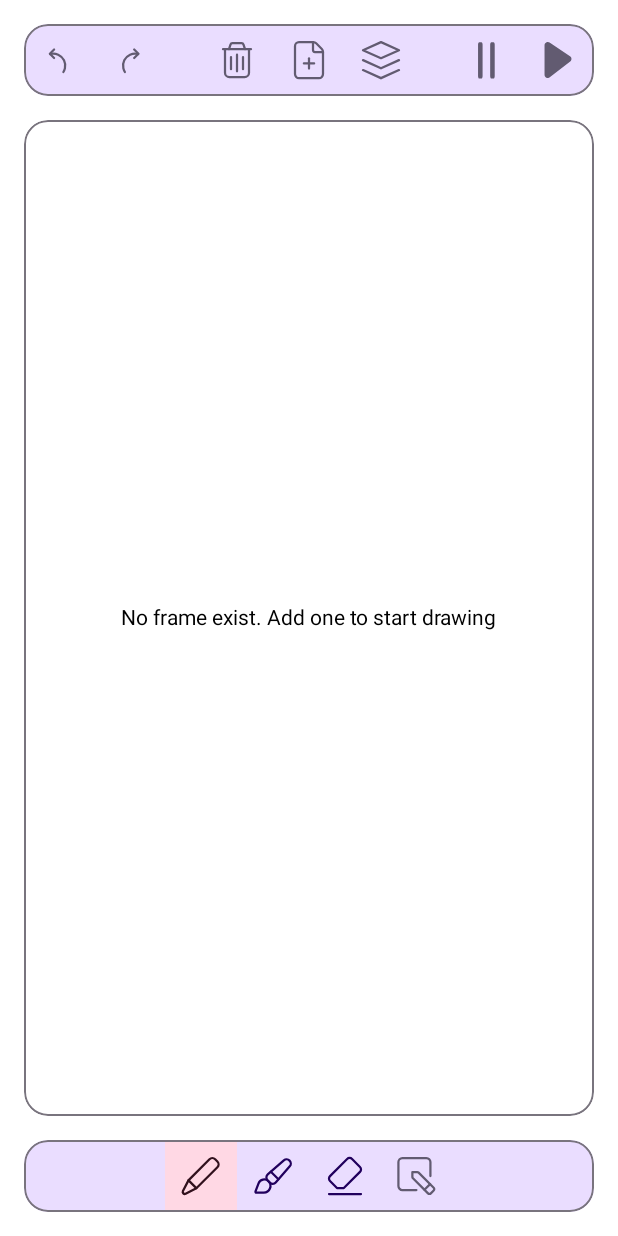
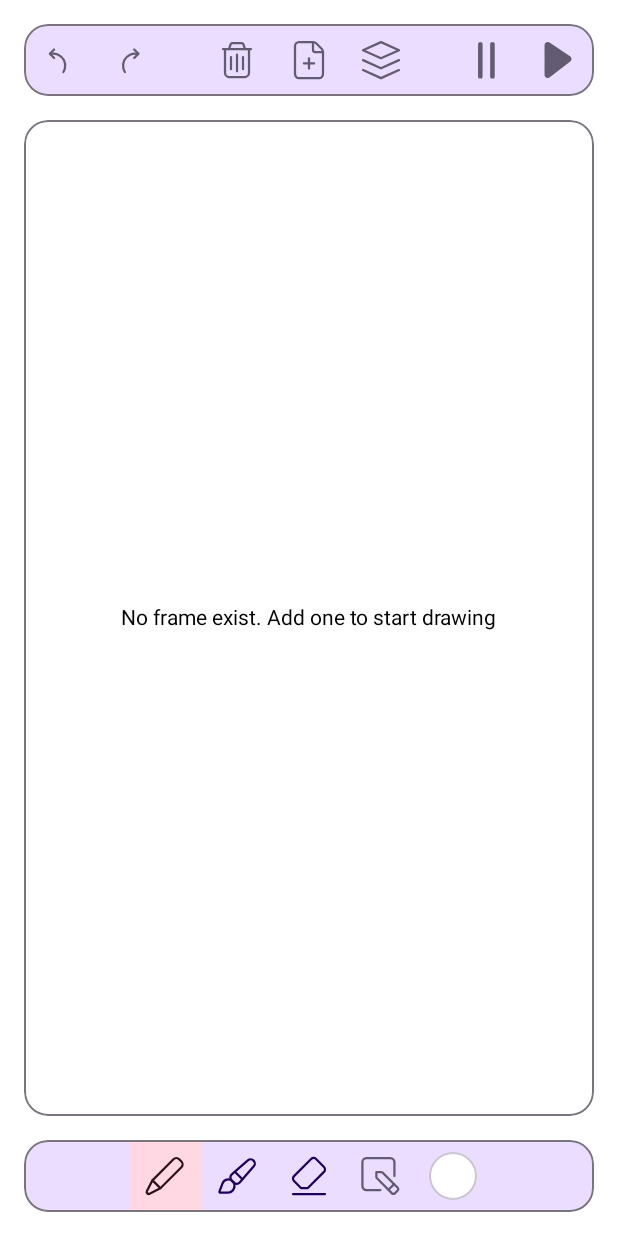
Before and after one commit to DPudov/LivePictures, an Android app built with Jetpack Compose: the @Preview function MainScreenPreview, on a phone screen of 412 x 824 dp. Run offline under Robolectric (Android 15) with nearby library versions, the phone set to English and light mode, and no system bars.

Commit message:
color choice without palette

```diff
--- a/app/src/main/java/com/dpudov/livepictures/presentation/ui/controls/DrawingBar.kt
+++ b/app/src/main/java/com/dpudov/livepictures/presentation/ui/controls/DrawingBar.kt
@@ -1,11 +1,21 @@
 package com.dpudov.livepictures.presentation.ui.controls
 
 import androidx.compose.foundation.layout.Arrangement
+import androidx.compose.foundation.layout.Column
 import androidx.compose.foundation.layout.Row
+import androidx.compose.foundation.layout.padding
+import androidx.compose.foundation.layout.size
+import androidx.compose.foundation.shape.CircleShape
+import androidx.compose.material3.ButtonDefaults
+import androidx.compose.material3.MaterialTheme
+import androidx.compose.material3.OutlinedButton
 import androidx.compose.runtime.Composable
+import androidx.compose.ui.Alignment
 import androidx.compose.ui.Modifier
+import androidx.compose.ui.graphics.Color
 import androidx.compose.ui.res.stringResource
 import androidx.compose.ui.tooling.preview.Preview
+import androidx.compose.ui.unit.dp
 import com.dpudov.domain.model.Instrument
 import com.dpudov.livepictures.R
 import com.dpudov.livepictures.presentation.mapper.toSelectedState
@@ -15,15 +25,26 @@ import com.dpudov.livepictures.presentation.model.SelectedState
 @Composable
 @Preview
 fun DrawingBar(
+    isColorPadVisible: Boolean = false,
+    selectedColor: Color = Color.White,
     selectedInstrument: Instrument = Instrument.Pencil,
     onSelection: (Instrument) -> Unit = {},
+    onColorPadToggle: () -> Unit = {},
+    onColorSelectionChanged: (Color) -> Unit = {},
     modifier: Modifier = Modifier
 ) {
+    Column(
+        modifier = modifier,
+        horizontalAlignment = Alignment.CenterHorizontally
+    ) {
+        ColorPad(
+            isVisible = isColorPadVisible,
+            onColorSelected = onColorSelectionChanged
+        )
         Row(
-        modifier = modifier,
-        horizontalArrangement = Arrangement.Center
+            horizontalArrangement = Arrangement.Center,
+            verticalAlignment = Alignment.CenterVertically
         ) {
-
             PencilButton(
                 selectedState = selectedInstrument.toSelectedState(Instrument.Pencil),
                 onClick = {
@@ -43,6 +64,11 @@ fun DrawingBar(
                 }
             )
             InstrumentsButton()
+            ColorButton(
+                containerColor = selectedColor,
+                onClick = onColorPadToggle
+            )
+        }
     }
 }
 
@@ -102,3 +128,64 @@ fun InstrumentsButton(
         contentDescription = stringResource(R.string.instruments)
     )
 }
+
+@Composable
+@Preview
+fun ColorPad(
+    isVisible: Boolean = false,
+    onPaletteClick: () -> Unit = {},
+    onColorSelected: (Color) -> Unit = {},
+    colorPrimary: Color = MaterialTheme.colorScheme.primary,
+    colorSecondary: Color = MaterialTheme.colorScheme.secondary,
+    colorTertiary: Color = MaterialTheme.colorScheme.tertiary,
+    customColor: Color = MaterialTheme.colorScheme.surfaceVariant,
+) {
+    if (isVisible) {
+        Row(
+            verticalAlignment = Alignment.CenterVertically,
+            horizontalArrangement = Arrangement.Center
+        ) {
+            ActionButton(
+                activeDrawableId = R.drawable.ic_color_palette,
+                inactiveDrawableId = R.drawable.ic_color_palette,
+                buttonState = ButtonState.Active,
+                onClick = onPaletteClick,
+                contentDescription = stringResource(R.string.choose_color)
+            )
+            ColorButton(
+                containerColor = colorPrimary,
+                onClick = {
+                    onColorSelected(colorPrimary)
+                })
+            ColorButton(containerColor = colorSecondary,
+                onClick = {
+                    onColorSelected(colorSecondary)
+                })
+            ColorButton(containerColor = colorTertiary,
+                onClick = {
+                    onColorSelected(colorTertiary)
+                })
+            ColorButton(containerColor = customColor,
+                onClick = {
+                    onColorSelected(customColor)
+                })
+        }
+    }
+}
+
+@Composable
+@Preview
+fun ColorButton(
+    containerColor: Color = Color.Red,
+    onClick: () -> Unit = {}
+) {
+    OutlinedButton(
+        modifier = Modifier
+            .padding(8.dp)
+            .size(32.dp),
+        onClick = onClick,
+        colors = ButtonDefaults.outlinedButtonColors(containerColor = containerColor),
+        shape = CircleShape,
+        content = {}
+    )
+}
--- /dev/null
+++ b/app/src/main/res/drawable/ic_color_palette.xml
@@ -0,0 +1,49 @@
+<vector xmlns:android="http://schemas.android.com/apk/res/android"
+    android:width="32dp"
+    android:height="33dp"
+    android:viewportWidth="32"
+    android:viewportHeight="33">
+  <path
+      android:pathData="M15.999,8.997C15.796,8.997 15.632,9.161 15.635,9.364C15.635,9.567 15.799,9.731 16.001,9.731C16.204,9.731 16.368,9.567 16.368,9.364C16.365,9.161 16.203,8.997 15.999,8.997"
+      android:strokeLineJoin="round"
+      android:strokeWidth="1.5"
+      android:fillColor="#00000000"
+      android:strokeColor="#ffffff"
+      android:strokeLineCap="round"/>
+  <path
+      android:pathData="M9.232,16.496C9.232,16.293 9.068,16.129 8.867,16.132C8.664,16.132 8.5,16.296 8.5,16.499C8.5,16.701 8.664,16.865 8.867,16.865C9.069,16.865 9.232,16.7 9.232,16.496"
+      android:strokeLineJoin="round"
+      android:strokeWidth="1.5"
+      android:fillColor="#00000000"
+      android:strokeColor="#ffffff"
+      android:strokeLineCap="round"/>
+  <path
+      android:pathData="M21.303,11.193C21.16,11.051 20.928,11.051 20.787,11.195C20.644,11.337 20.644,11.569 20.787,11.712C20.929,11.855 21.161,11.855 21.304,11.712C21.447,11.568 21.447,11.337 21.303,11.193"
+      android:strokeLineJoin="round"
+      android:strokeWidth="1.5"
+      android:fillColor="#00000000"
+      android:strokeColor="#ffffff"
+      android:strokeLineCap="round"/>
+  <path
+      android:pathData="M11.213,21.283C11.071,21.14 10.839,21.14 10.697,21.284C10.555,21.427 10.555,21.659 10.697,21.801C10.84,21.944 11.072,21.944 11.215,21.801C11.357,21.659 11.357,21.427 11.213,21.283"
+      android:strokeLineJoin="round"
+      android:strokeWidth="1.5"
+      android:fillColor="#00000000"
+      android:strokeColor="#ffffff"
+      android:strokeLineCap="round"/>
+  <path
+      android:pathData="M11.215,11.711C11.357,11.568 11.357,11.336 11.213,11.195C11.071,11.052 10.839,11.052 10.696,11.195C10.553,11.337 10.553,11.569 10.696,11.712C10.839,11.855 11.071,11.855 11.215,11.711"
+      android:strokeLineJoin="round"
+      android:strokeWidth="1.5"
+      android:fillColor="#00000000"
+      android:strokeColor="#ffffff"
+      android:strokeLineCap="round"/>
+  <path
+      android:pathData="M16,28.497C9.26,28.497 3.817,22.94 4.005,16.157C4.179,9.896 9.399,4.676 15.66,4.503C22.443,4.315 28,9.757 28,16.497V17.831C28,19.304 26.807,20.497 25.333,20.497H22.583C20.811,20.497 19.532,22.193 20.019,23.896L20.361,25.097C20.849,26.801 19.569,28.497 17.799,28.497H16Z"
+      android:strokeLineJoin="round"
+      android:strokeWidth="1.5"
+      android:fillColor="#00000000"
+      android:fillType="evenOdd"
+      android:strokeColor="#ffffff"
+      android:strokeLineCap="round"/>
+</vector>
--- a/app/src/main/res/values/strings.xml
+++ b/app/src/main/res/values/strings.xml
@@ -12,4 +12,5 @@
     <string name="eraser">Eraser</string>
     <string name="instruments">Instruments</string>
     <string name="no_frame_exist_add_one_to_start_drawing">No frame exist. Add one to start drawing</string>
+    <string name="choose_color">Choose color</string>
 </resources>
```
Also changed, not shown: app/src/main/java/com/dpudov/livepictures/presentation/ui/screen/MainScreen.kt (+15 -0 lines), app/src/main/java/com/dpudov/livepictures/presentation/viewmodel/MainViewModel.kt (+8 -0 lines). Lines whose indentation alone changed are shown as unchanged.
